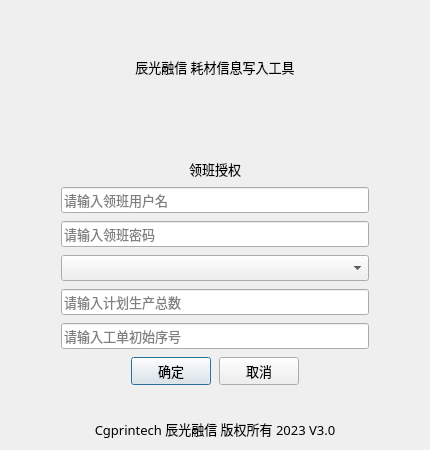
Before: the Qt Designer form foremanauth.ui in yslinux86/supplywriter_factory, drawn with Qt 5.
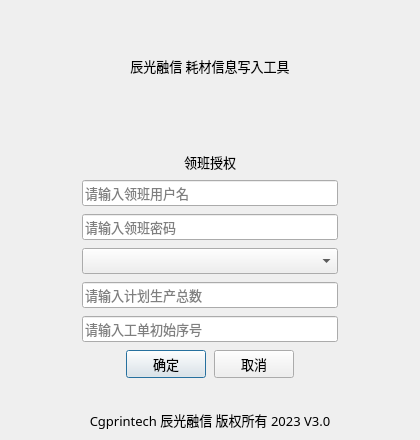
After: the same form once the commit is applied.

```diff
--- a/foremanauth.ui
+++ b/foremanauth.ui
@@ -6,14 +6,20 @@
    <rect>
     <x>0</x>
     <y>0</y>
-    <width>430</width>
-    <height>450</height>
+    <width>420</width>
+    <height>440</height>
    </rect>
   </property>
+  <property name="minimumSize">
+   <size>
+    <width>420</width>
+    <height>440</height>
+   </size>
+  </property>
   <property name="maximumSize">
    <size>
-    <width>480</width>
-    <height>480</height>
+    <width>420</width>
+    <height>440</height>
    </size>
   </property>
   <property name="font">
@@ -28,20 +34,37 @@
   <property name="modal">
    <bool>true</bool>
   </property>
-  <layout class="QFormLayout" name="formLayout">
-   <item row="0" column="0" colspan="2">
+  <layout class="QGridLayout" name="gridLayout">
+   <property name="leftMargin">
+    <number>12</number>
+   </property>
+   <property name="topMargin">
+    <number>10</number>
+   </property>
+   <property name="rightMargin">
+    <number>12</number>
+   </property>
+   <property name="bottomMargin">
+    <number>10</number>
+   </property>
+   <item row="0" column="0">
+    <layout class="QVBoxLayout" name="verticalLayout_2">
+     <property name="bottomMargin">
+      <number>0</number>
+     </property>
+     <item>
     <layout class="QVBoxLayout" name="verticalLayout">
      <property name="spacing">
       <number>8</number>
      </property>
      <property name="leftMargin">
-      <number>50</number>
+        <number>70</number>
      </property>
      <property name="topMargin">
       <number>20</number>
      </property>
      <property name="rightMargin">
-      <number>50</number>
+        <number>70</number>
      </property>
      <item>
       <widget class="QLabel" name="logo">
@@ -214,6 +237,13 @@
        </property>
       </widget>
      </item>
+      </layout>
+     </item>
+     <item>
+      <layout class="QHBoxLayout" name="horizontalLayout_2">
+       <property name="bottomMargin">
+        <number>0</number>
+       </property>
      <item>
       <widget class="QLabel" name="label_2">
        <property name="text">
@@ -223,6 +253,8 @@
         <set>Qt::AlignCenter</set>
        </property>
       </widget>
+       </item>
+      </layout>
      </item>
     </layout>
    </item>
```
Left out of the diff: 4 changed lines with no effect on the pictures. Lines whose indentation alone changed are shown as unchanged.
